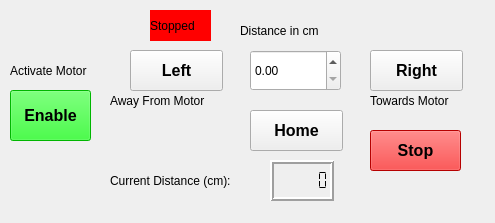
Old version of the form devices/StepperMotor/Hakeem_StepperMotors.ui in the repository nfbeier/15tw-smartsystem.
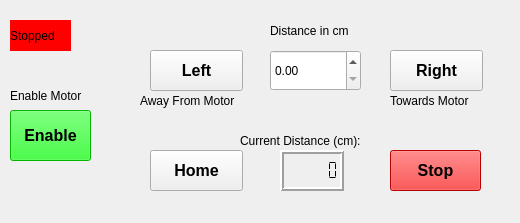
New version of the form.

Commit message: Added functions to enable/disable the stepper motor

```diff
--- a/devices/StepperMotor/Hakeem_StepperMotors.ui
+++ b/devices/StepperMotor/Hakeem_StepperMotors.ui
@@ -6,7 +6,7 @@
    <rect>
     <x>0</x>
     <y>0</y>
-    <width>495</width>
+    <width>520</width>
     <height>223</height>
    </rect>
   </property>
@@ -19,7 +19,7 @@
   <widget class="QPushButton" name="LeftButton">
    <property name="geometry">
     <rect>
-     <x>130</x>
+     <x>150</x>
      <y>50</y>
      <width>93</width>
      <height>41</height>
@@ -39,8 +39,8 @@
   <widget class="QPushButton" name="HomeButton">
    <property name="geometry">
     <rect>
-     <x>250</x>
-     <y>110</y>
+     <x>150</x>
+     <y>150</y>
      <width>93</width>
      <height>41</height>
     </rect>
@@ -59,7 +59,7 @@
   <widget class="QPushButton" name="RightButton">
    <property name="geometry">
     <rect>
-     <x>370</x>
+     <x>390</x>
      <y>50</y>
      <width>93</width>
      <height>41</height>
@@ -79,8 +79,8 @@
   <widget class="QLCDNumber" name="DisplayCurrentDistance">
    <property name="geometry">
     <rect>
-     <x>270</x>
-     <y>160</y>
+     <x>280</x>
+     <y>150</y>
      <width>64</width>
      <height>41</height>
     </rect>
@@ -286,8 +286,8 @@
   <widget class="QPushButton" name="StopButton">
    <property name="geometry">
     <rect>
-     <x>370</x>
-     <y>130</y>
+     <x>390</x>
+     <y>150</y>
      <width>91</width>
      <height>41</height>
     </rect>
@@ -313,8 +313,8 @@
   <widget class="QLabel" name="MotorStatusLabel">
    <property name="geometry">
     <rect>
-     <x>150</x>
-     <y>10</y>
+     <x>10</x>
+     <y>20</y>
      <width>61</width>
      <height>31</height>
     </rect>
@@ -334,7 +334,7 @@
   <widget class="QDoubleSpinBox" name="MovingDistance">
    <property name="geometry">
     <rect>
-     <x>250</x>
+     <x>270</x>
      <y>50</y>
      <width>91</width>
      <height>41</height>
@@ -344,7 +344,7 @@
   <widget class="QLabel" name="LeftDirectionLabel">
    <property name="geometry">
     <rect>
-     <x>110</x>
+     <x>140</x>
      <y>90</y>
      <width>121</width>
      <height>21</height>
@@ -362,7 +362,7 @@
   <widget class="QLabel" name="RightDirectionLabel">
    <property name="geometry">
     <rect>
-     <x>370</x>
+     <x>390</x>
      <y>90</y>
      <width>101</width>
      <height>21</height>
@@ -380,7 +380,7 @@
   <widget class="QLabel" name="DistanceLabel">
    <property name="geometry">
     <rect>
-     <x>240</x>
+     <x>270</x>
      <y>20</y>
      <width>101</width>
      <height>21</height>
@@ -398,8 +398,8 @@
   <widget class="QLabel" name="CurrentPositionLabel">
    <property name="geometry">
     <rect>
-     <x>110</x>
-     <y>170</y>
+     <x>240</x>
+     <y>130</y>
      <width>151</width>
      <height>21</height>
     </rect>
@@ -417,7 +417,7 @@
    <property name="geometry">
     <rect>
      <x>10</x>
-     <y>90</y>
+     <y>110</y>
      <width>81</width>
      <height>51</height>
     </rect>
@@ -444,9 +444,9 @@
    <property name="geometry">
     <rect>
      <x>10</x>
-     <y>60</y>
-     <width>101</width>
-     <height>21</height>
+     <y>80</y>
+     <width>91</width>
+     <height>31</height>
     </rect>
    </property>
    <property name="font">
@@ -455,7 +455,7 @@
     </font>
    </property>
    <property name="text">
-    <string>Activate Motor</string>
+    <string>Enable Motor</string>
    </property>
   </widget>
  </widget>
```
The commit also changes 2 other files.
